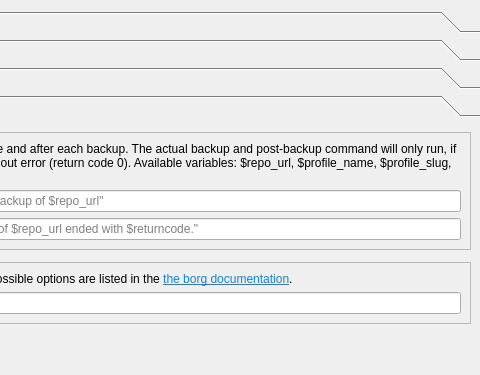
The window that src/vorta/assets/UI/scheduletab.ui (borgbase/vorta) describes before a commit, drawn with Qt 5; both pictures show x 207 to 687 and y 0 to 375 of the 687 by 544 pixel window.
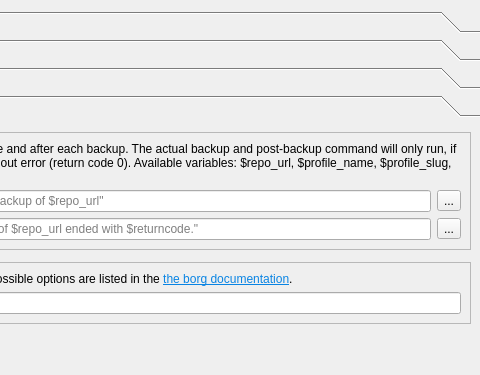
The same window after the commit. The open tabs and pages were chosen to show the change. Icons and pictures are not drawn.

Commit message: feat: file selection dialog for selecting pre and post backup script in schedule tab

The edit to the form file:
```diff
--- a/src/vorta/assets/UI/scheduletab.ui
+++ b/src/vorta/assets/UI/scheduletab.ui
@@ -725,6 +725,20 @@
               </property>
              </widget>
             </item>
+            <item>
+             <widget class="QToolButton" name="chooseLocalPreBackupScriptButton">
+              <property name="toolTip">
+               <string>Choose a local Pre-backup script</string>
+              </property>
+              <property name="text">
+               <string>...</string>
+              </property>
+              <property name="icon">
+               <iconset>
+                <normaloff>:/icons/file.svg</normaloff>:/icons/file.svg</iconset>
+              </property>
+             </widget>
+            </item>
            </layout>
           </item>
           <item>
@@ -764,6 +778,20 @@
               </property>
              </widget>
             </item>
+            <item>
+             <widget class="QToolButton" name="chooseLocalPostBackupScriptButton">
+              <property name="toolTip">
+               <string>Choose a local Post-backup script</string>
+              </property>
+              <property name="text">
+               <string>...</string>
+              </property>
+              <property name="icon">
+               <iconset>
+                <normaloff>:/icons/file.svg</normaloff>:/icons/file.svg</iconset>
+              </property>
+             </widget>
+            </item>
            </layout>
           </item>
          </layout>
```
The commit also changes 2 other files.
